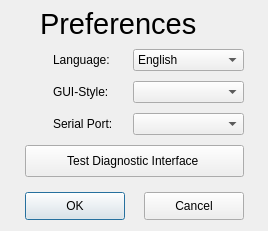
Before: the Qt Designer form ui/Preferences.ui in Comer352L/FreeSSM, drawn with Qt 5.
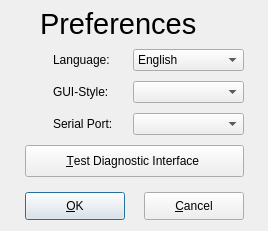
After: the same form once the commit is applied. Icons and pictures are not drawn.

What changed in the file:
```diff
--- a/ui/Preferences.ui
+++ b/ui/Preferences.ui
@@ -69,7 +69,7 @@
     </rect>
    </property>
    <property name="text" >
-    <string>OK</string>
+    <string>&amp;OK</string>
    </property>
   </widget>
   <widget class="QPushButton" name="cancel_pushButton" >
@@ -82,7 +82,7 @@
     </rect>
    </property>
    <property name="text" >
-    <string>Cancel</string>
+    <string>&amp;Cancel</string>
    </property>
   </widget>
   <widget class="QPushButton" name="testinterface_pushButton" >
@@ -95,7 +95,7 @@
     </rect>
    </property>
    <property name="text" >
-    <string>      Test Diagnostic Interface       </string>
+    <string>      &amp;Test Diagnostic Interface       </string>
    </property>
    <property name="icon" >
     <iconset resource="../resources/FreeSSM.qrc" >
```
